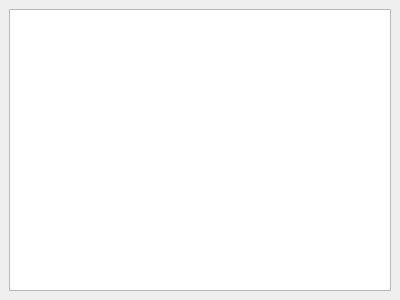
Old version of the form lib/ui/lexer.ui in the repository Ruin0x11/eiwaji.
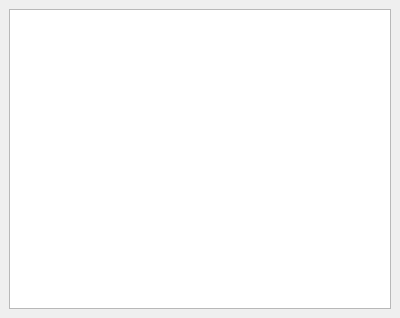
New version of the form.

Commit message: add part-of-speech context in lexer tooltip

Diff of the .ui file:
```diff
--- a/lib/ui/lexer.ui
+++ b/lib/ui/lexer.ui
@@ -10,6 +10,12 @@
     <height>300</height>
    </rect>
   </property>
+  <property name="minimumSize">
+   <size>
+    <width>100</width>
+    <height>100</height>
+   </size>
+  </property>
   <property name="features">
    <set>QDockWidget::DockWidgetFloatable|QDockWidget::DockWidgetMovable</set>
   </property>
@@ -25,6 +31,12 @@
      <layout class="QVBoxLayout" name="verticalLayout">
       <item>
        <widget class="QTextBrowser" name="lexerTextBrowser">
+        <property name="minimumSize">
+         <size>
+          <width>300</width>
+          <height>300</height>
+         </size>
+        </property>
         <property name="font">
          <font>
           <pointsize>18</pointsize>
```
The commit also changes 6 other files.
